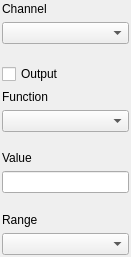
Qt form modules/dcsource/core/dcsourceform.ui (northriv/KAME) before a commit.
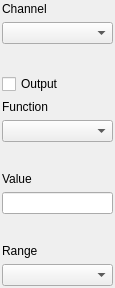
The same form after that commit.

Patch:
```diff
--- a/modules/dcsource/core/dcsourceform.ui
+++ b/modules/dcsource/core/dcsourceform.ui
@@ -6,8 +6,8 @@
    <rect>
     <x>0</x>
     <y>0</y>
-    <width>131</width>
-    <height>257</height>
+    <width>115</width>
+    <height>288</height>
    </rect>
   </property>
   <property name="windowTitle">
```
Left out of the diff: 18 changed lines with no effect on the pictures.
